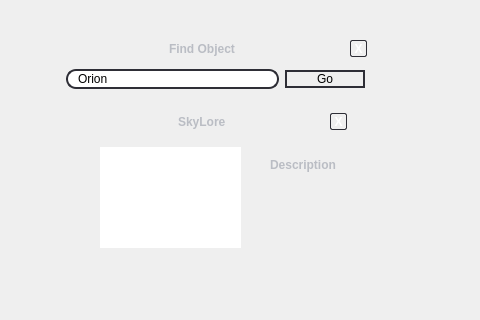
519984307/stellarium_src, file src/gui/mainGui.ui: the form before one commit; both pictures show x 0 to 480 and y 394 to 714 of the 949 by 714 pixel window.
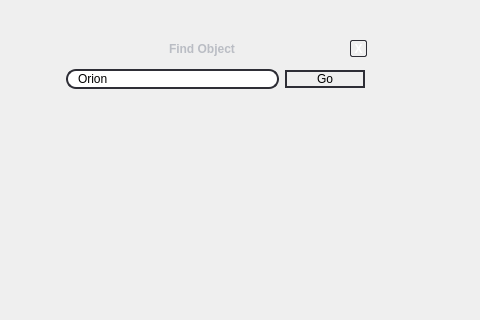
The form after the commit. Icons and pictures are not drawn. Custom widgets are drawn as their Qt base class.

Commit message: Cleaned and re-added screenshot feature.

```diff
--- a/src/gui/mainGui.ui
+++ b/src/gui/mainGui.ui
@@ -379,250 +379,6 @@
     </item>
    </layout>
   </widget>
-  <widget class="DialogFrame" name="SkyloreDialog" >
-   <property name="geometry" >
-    <rect>
-     <x>80</x>
-     <y>500</y>
-     <width>271</width>
-     <height>181</height>
-    </rect>
-   </property>
-   <property name="mouseTracking" >
-    <bool>true</bool>
-   </property>
-   <property name="autoFillBackground" >
-    <bool>false</bool>
-   </property>
-   <property name="frameShape" >
-    <enum>QFrame::StyledPanel</enum>
-   </property>
-   <layout class="QVBoxLayout" >
-    <property name="spacing" >
-     <number>0</number>
-    </property>
-    <property name="leftMargin" >
-     <number>0</number>
-    </property>
-    <property name="topMargin" >
-     <number>1</number>
-    </property>
-    <property name="rightMargin" >
-     <number>0</number>
-    </property>
-    <property name="bottomMargin" >
-     <number>1</number>
-    </property>
-    <item>
-     <widget class="BarFrame" name="frame_5" >
-      <property name="minimumSize" >
-       <size>
-        <width>16</width>
-        <height>25</height>
-       </size>
-      </property>
-      <property name="maximumSize" >
-       <size>
-        <width>16777215</width>
-        <height>30</height>
-       </size>
-      </property>
-      <property name="autoFillBackground" >
-       <bool>false</bool>
-      </property>
-      <property name="frameShape" >
-       <enum>QFrame::StyledPanel</enum>
-      </property>
-      <layout class="QHBoxLayout" >
-       <property name="leftMargin" >
-        <number>0</number>
-       </property>
-       <property name="topMargin" >
-        <number>0</number>
-       </property>
-       <property name="rightMargin" >
-        <number>4</number>
-       </property>
-       <property name="bottomMargin" >
-        <number>0</number>
-       </property>
-       <item>
-        <spacer>
-         <property name="orientation" >
-          <enum>Qt::Horizontal</enum>
-         </property>
-         <property name="sizeHint" >
-          <size>
-           <width>40</width>
-           <height>20</height>
-          </size>
-         </property>
-        </spacer>
-       </item>
-       <item>
-        <widget class="QLabel" name="label_3" >
-         <property name="text" >
-          <string>SkyLore</string>
-         </property>
-        </widget>
-       </item>
-       <item>
-        <spacer>
-         <property name="orientation" >
-          <enum>Qt::Horizontal</enum>
-         </property>
-         <property name="sizeHint" >
-          <size>
-           <width>40</width>
-           <height>20</height>
-          </size>
-         </property>
-        </spacer>
-       </item>
-       <item>
-        <widget class="QToolButton" name="closeHelp_2" >
-         <property name="maximumSize" >
-          <size>
-           <width>17</width>
-           <height>17</height>
-          </size>
-         </property>
-         <property name="styleSheet" >
-          <string>QToolButton {
-color: white;
-font-weight: bold;
-background: None;
-border: 1px solid #2e2e36;
-  border-radius: 2px;
-}
-
-QToolButton:pressed {
-color: darkgray;
-}</string>
-         </property>
-         <property name="text" >
-          <string>X</string>
-         </property>
-        </widget>
-       </item>
-      </layout>
-     </widget>
-    </item>
-    <item>
-     <widget class="QFrame" name="frame_8" >
-      <property name="frameShape" >
-       <enum>QFrame::StyledPanel</enum>
-      </property>
-      <widget class="QListView" name="CultureListView" >
-       <property name="geometry" >
-        <rect>
-         <x>20</x>
-         <y>10</y>
-         <width>141</width>
-         <height>101</height>
-        </rect>
-       </property>
-      </widget>
-      <widget class="QLabel" name="label_6" >
-       <property name="geometry" >
-        <rect>
-         <x>190</x>
-         <y>20</y>
-         <width>73</width>
-         <height>16</height>
-        </rect>
-       </property>
-       <property name="text" >
-        <string>Description</string>
-       </property>
-      </widget>
-     </widget>
-    </item>
-    <item>
-     <widget class="QFrame" name="frame_6" >
-      <property name="minimumSize" >
-       <size>
-        <width>16</width>
-        <height>20</height>
-       </size>
-      </property>
-      <property name="maximumSize" >
-       <size>
-        <width>16777215</width>
-        <height>30</height>
-       </size>
-      </property>
-      <property name="autoFillBackground" >
-       <bool>false</bool>
-      </property>
-      <property name="frameShape" >
-       <enum>QFrame::StyledPanel</enum>
-      </property>
-      <layout class="QHBoxLayout" >
-       <property name="spacing" >
-        <number>0</number>
-       </property>
-       <property name="leftMargin" >
-        <number>0</number>
-       </property>
-       <property name="topMargin" >
-        <number>0</number>
-       </property>
-       <property name="rightMargin" >
-        <number>0</number>
-       </property>
-       <property name="bottomMargin" >
-        <number>0</number>
-       </property>
-       <item>
-        <spacer>
-         <property name="orientation" >
-          <enum>Qt::Horizontal</enum>
-         </property>
-         <property name="sizeHint" >
-          <size>
-           <width>271</width>
-           <height>20</height>
-          </size>
-         </property>
-        </spacer>
-       </item>
-       <item>
-        <widget class="ResizeFrame" name="frame_7" >
-         <property name="sizePolicy" >
-          <sizepolicy vsizetype="Fixed" hsizetype="Fixed" >
-           <horstretch>0</horstretch>
-           <verstretch>0</verstretch>
-          </sizepolicy>
-         </property>
-         <property name="minimumSize" >
-          <size>
-           <width>20</width>
-           <height>20</height>
-          </size>
-         </property>
-         <property name="maximumSize" >
-          <size>
-           <width>20</width>
-           <height>20</height>
-          </size>
-         </property>
-         <property name="cursor" >
-          <cursorShape>SizeFDiagCursor</cursorShape>
-         </property>
-         <property name="autoFillBackground" >
-          <bool>false</bool>
-         </property>
-         <property name="frameShape" >
-          <enum>QFrame::StyledPanel</enum>
-         </property>
-        </widget>
-       </item>
-      </layout>
-     </widget>
-    </item>
-   </layout>
-  </widget>
   <action name="actionShow_Constellation_Lines" >
    <property name="checkable" >
     <bool>true</bool>
@@ -1016,12 +772,6 @@
    <header>Dialog.hpp</header>
    <container>1</container>
   </customwidget>
-  <customwidget>
-   <class>ResizeFrame</class>
-   <extends>QFrame</extends>
-   <header>Dialog.hpp</header>
-   <container>1</container>
-  </customwidget>
  </customwidgets>
  <resources>
   <include location="../../data/mainRes.qrc" />
```
Left out of the diff: 8 changed lines with no effect on the pictures. The commit also changes 1 other file.
